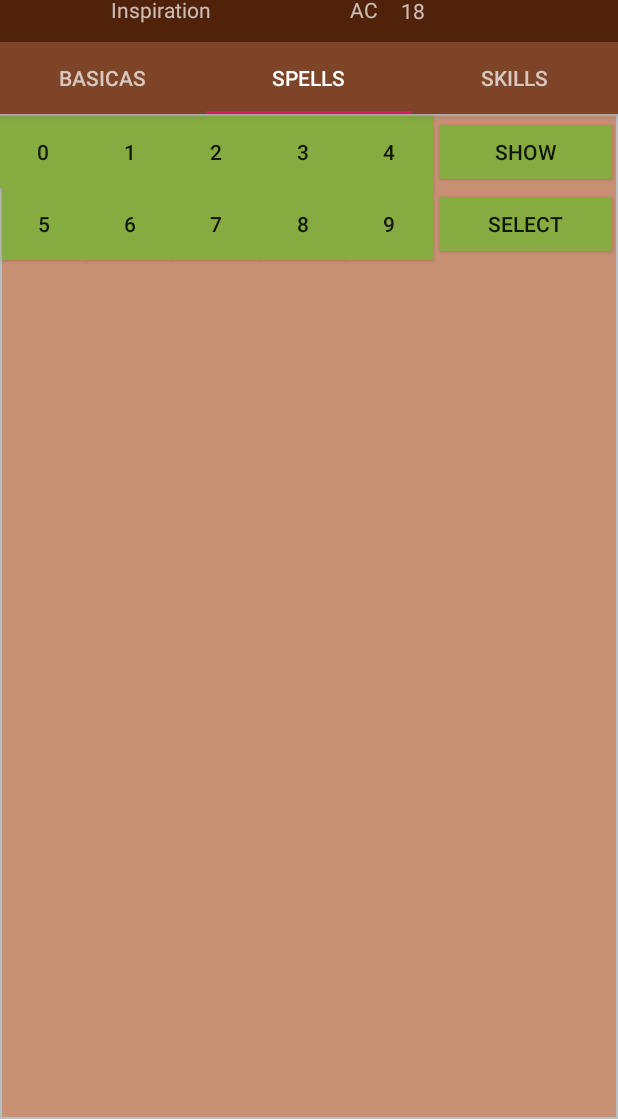
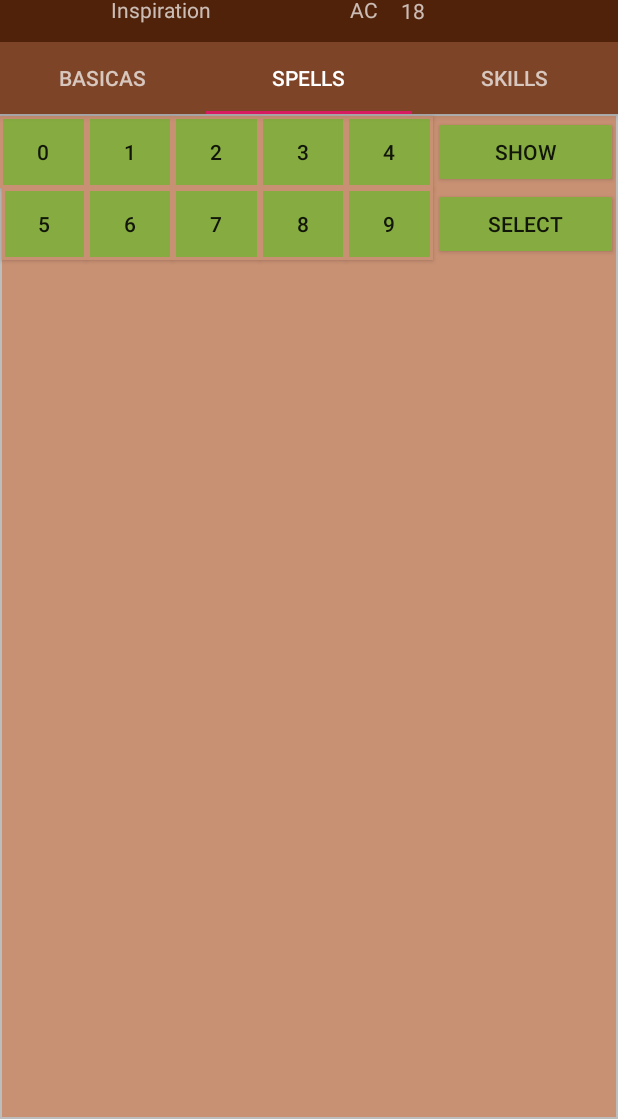
Before and after one commit to que-si-que-yo-acabo-este-ano/CM, an Android app: the screen it shows after launch (MainActivity), tab 2 chosen, on a phone screen of 412 x 824 dp, the part 117-1236 px from its top. Run offline under Robolectric (Android 15) with nearby library versions, the light colour scheme and no system bars; libraries missing offline, so code that uses them is left out: com.beust.klaxon; 1 statement that could not run was skipped.

Commit message:
Toggle button border

```diff
--- /dev/null
+++ b/app/src/main/res/drawable/drawable_togglebutton.xml
@@ -0,0 +1,6 @@
+<?xml version="1.0" encoding="utf-8"?>
+<shape xmlns:android="http://schemas.android.com/apk/res/android">
+    <stroke android:width="2dp" android:color="#c99174" />
+    <solid android:color="#86AC41" />
+    <padding android:left="5dp" android:top="5dp" android:right="5dp" android:bottom="5dp" />
+</shape>
--- /dev/null
+++ b/app/src/main/res/drawable/drawable_togglebutton_clicked.xml
@@ -0,0 +1,6 @@
+<?xml version="1.0" encoding="utf-8"?>
+<shape xmlns:android="http://schemas.android.com/apk/res/android">
+    <stroke android:width="2dp" android:color="#c99174" />
+    <solid android:color="#A2C523" />
+    <padding android:left="5dp" android:top="5dp" android:right="5dp" android:bottom="5dp" />
+</shape>
--- a/app/src/main/res/layout/spells_fragment_layout.xml
+++ b/app/src/main/res/layout/spells_fragment_layout.xml
@@ -34,6 +34,7 @@
             android:layout_height="wrap_content"
             android:id="@+id/cantrips"
             android:tag="cantrips"
+            android:background="@drawable/drawable_togglebutton"
             app:layout_constraintStart_toStartOf="parent"
             android:layout_marginTop="1dp"
             app:layout_constraintTop_toTopOf="parent"
@@ -43,7 +44,7 @@
             android:text="5"
             android:layout_width="0dp"
             android:layout_height="wrap_content"
-
+            android:background="@drawable/drawable_togglebutton"
             android:id="@+id/spellsLvl5"
             android:tag="spellsLvl5"
             app:layout_constraintTop_toBottomOf="@+id/cantrips" app:layout_constraintStart_toStartOf="parent"
@@ -54,6 +55,7 @@
             android:text="1"
             android:layout_width="0dp"
             android:layout_height="wrap_content"
+            android:background="@drawable/drawable_togglebutton"
             android:tag="spellsLvl1"
             android:id="@+id/spellsLvl1" android:layout_marginTop="1dp"
             app:layout_constraintTop_toTopOf="parent"
@@ -63,7 +65,7 @@
             android:text="2"
             android:layout_width="0dp"
             android:layout_height="wrap_content"
-
+            android:background="@drawable/drawable_togglebutton"
             android:id="@+id/spellsLvl2"
             android:tag="spellsLvl2"
             android:layout_marginTop="1dp" app:layout_constraintTop_toTopOf="parent"
@@ -106,6 +108,7 @@
             android:text="3"
             android:layout_width="0dp"
             android:layout_height="wrap_content"
+            android:background="@drawable/drawable_togglebutton"
             android:tag="spellsLvl3"
             android:id="@+id/spellsLvl3" app:layout_constraintStart_toStartOf="@+id/guideline7"
             app:layout_constraintEnd_toStartOf="@+id/guideline8"
@@ -115,6 +118,7 @@
             android:text="4"
             android:layout_width="0dp"
             android:layout_height="wrap_content"
+            android:background="@drawable/drawable_togglebutton"
             android:tag="spellsLvl4"
             android:id="@+id/spellsLvl4" android:layout_marginTop="1dp"
             app:layout_constraintTop_toTopOf="parent" app:layout_constraintStart_toStartOf="@+id/guideline8"
@@ -124,6 +128,7 @@
             android:text="6"
             android:layout_width="0dp"
             android:layout_height="wrap_content"
+            android:background="@drawable/drawable_togglebutton"
             android:tag="spellsLvl6"
             android:id="@+id/spellsLvl6" app:layout_constraintStart_toStartOf="@+id/guideline5"
             app:layout_constraintEnd_toStartOf="@+id/guideline6"
@@ -133,7 +138,7 @@
             android:text="7"
             android:layout_width="0dp"
             android:layout_height="wrap_content"
-
+            android:background="@drawable/drawable_togglebutton"
             android:id="@+id/spellsLvl7"
             android:tag="spellsLvl7"
             app:layout_constraintTop_toBottomOf="@+id/spellsLvl2"
@@ -143,7 +148,7 @@
     <ToggleButton
             android:text="8"
             android:layout_width="0dp"
-
+            android:background="@drawable/drawable_togglebutton"
             android:layout_height="wrap_content"
             android:id="@+id/spellsLvl8"
             android:tag="spellsLvl8"
@@ -155,6 +160,7 @@
             android:text="9"
             android:layout_width="0dp"
             android:layout_height="wrap_content"
+            android:background="@drawable/drawable_togglebutton"
             android:tag="spellsLvl9"
             android:id="@+id/spellsLvl9" app:layout_constraintEnd_toStartOf="@+id/guideline4"
             app:layout_constraintStart_toStartOf="@+id/guideline8"
```
Also changed, not shown: app/src/main/java/com/example/iniciojsonkot/SelectSpellsActivity.kt (+22 -33 lines), app/src/main/java/com/example/iniciojsonkot/SpellsFragment.kt (+20 -28 lines), app/src/main/res/layout/select_spells_layout.xml (+11 -10 lines).
